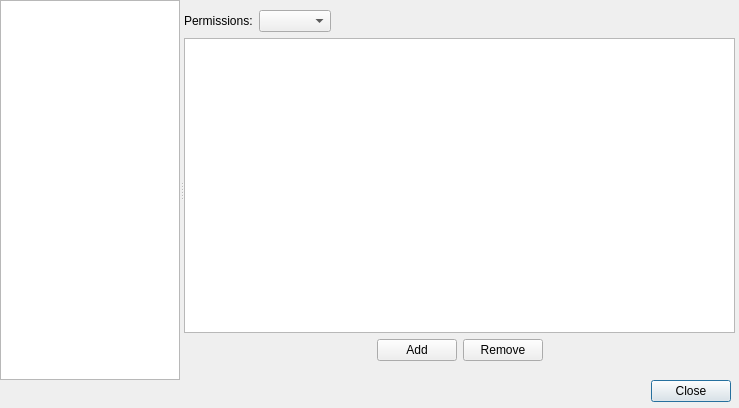
First picture: the form in ui/channel_settings.ui, repository gitter-badger/simplechatclient, before the edit.
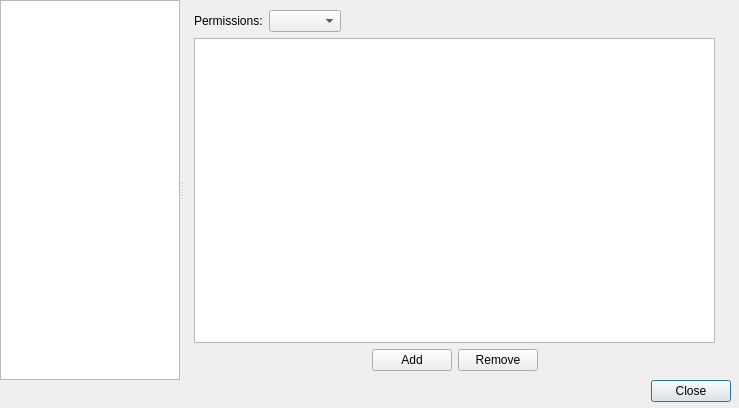
Second picture: the form after the edit. The open tabs and pages were chosen to show the change. Icons and pictures are not drawn. Custom widgets are drawn as their Qt base class.

Commit message: fixed channel settings layout

What changed in the file:
```diff
--- a/ui/channel_settings.ui
+++ b/ui/channel_settings.ui
@@ -904,12 +904,28 @@
         <x>0</x>
         <y>10</y>
         <width>551</width>
-        <height>351</height>
+        <height>361</height>
        </rect>
       </property>
       <layout class="QVBoxLayout" name="verticalLayout">
        <item>
         <layout class="QHBoxLayout" name="horizontalLayout_23">
+         <item>
+          <spacer name="horizontalSpacer_14">
+           <property name="orientation">
+            <enum>Qt::Horizontal</enum>
+           </property>
+           <property name="sizeType">
+            <enum>QSizePolicy::Maximum</enum>
+           </property>
+           <property name="sizeHint" stdset="0">
+            <size>
+             <width>10</width>
+             <height>20</height>
+            </size>
+           </property>
+          </spacer>
+         </item>
          <item>
           <widget class="QLabel" name="label_permissions">
            <property name="text">
@@ -936,7 +952,23 @@
         </layout>
        </item>
        <item>
-        <layout class="QVBoxLayout" name="verticalLayout_2">
+        <layout class="QHBoxLayout" name="horizontalLayout_11">
+         <item>
+          <spacer name="horizontalSpacer_12">
+           <property name="orientation">
+            <enum>Qt::Horizontal</enum>
+           </property>
+           <property name="sizeType">
+            <enum>QSizePolicy::Maximum</enum>
+           </property>
+           <property name="sizeHint" stdset="0">
+            <size>
+             <width>10</width>
+             <height>20</height>
+            </size>
+           </property>
+          </spacer>
+         </item>
          <item>
           <widget class="QListWidget" name="listWidget_permission">
            <property name="editTriggers">
@@ -950,10 +982,42 @@
            </property>
           </widget>
          </item>
+         <item>
+          <spacer name="horizontalSpacer_13">
+           <property name="orientation">
+            <enum>Qt::Horizontal</enum>
+           </property>
+           <property name="sizeType">
+            <enum>QSizePolicy::Maximum</enum>
+           </property>
+           <property name="sizeHint" stdset="0">
+            <size>
+             <width>20</width>
+             <height>20</height>
+            </size>
+           </property>
+          </spacer>
+         </item>
         </layout>
        </item>
        <item>
         <layout class="QHBoxLayout" name="horizontalLayout_10">
+         <item>
+          <spacer name="horizontalSpacer_15">
+           <property name="orientation">
+            <enum>Qt::Horizontal</enum>
+           </property>
+           <property name="sizeType">
+            <enum>QSizePolicy::Maximum</enum>
+           </property>
+           <property name="sizeHint" stdset="0">
+            <size>
+             <width>10</width>
+             <height>20</height>
+            </size>
+           </property>
+          </spacer>
+         </item>
          <item>
           <spacer name="horizontalSpacer_7">
            <property name="orientation">
@@ -994,6 +1058,22 @@
            </property>
           </spacer>
          </item>
+         <item>
+          <spacer name="horizontalSpacer_16">
+           <property name="orientation">
+            <enum>Qt::Horizontal</enum>
+           </property>
+           <property name="sizeType">
+            <enum>QSizePolicy::Maximum</enum>
+           </property>
+           <property name="sizeHint" stdset="0">
+            <size>
+             <width>20</width>
+             <height>20</height>
+            </size>
+           </property>
+          </spacer>
+         </item>
         </layout>
        </item>
       </layout>
```
Left out of the diff: 18 changed lines with no effect on the pictures.
